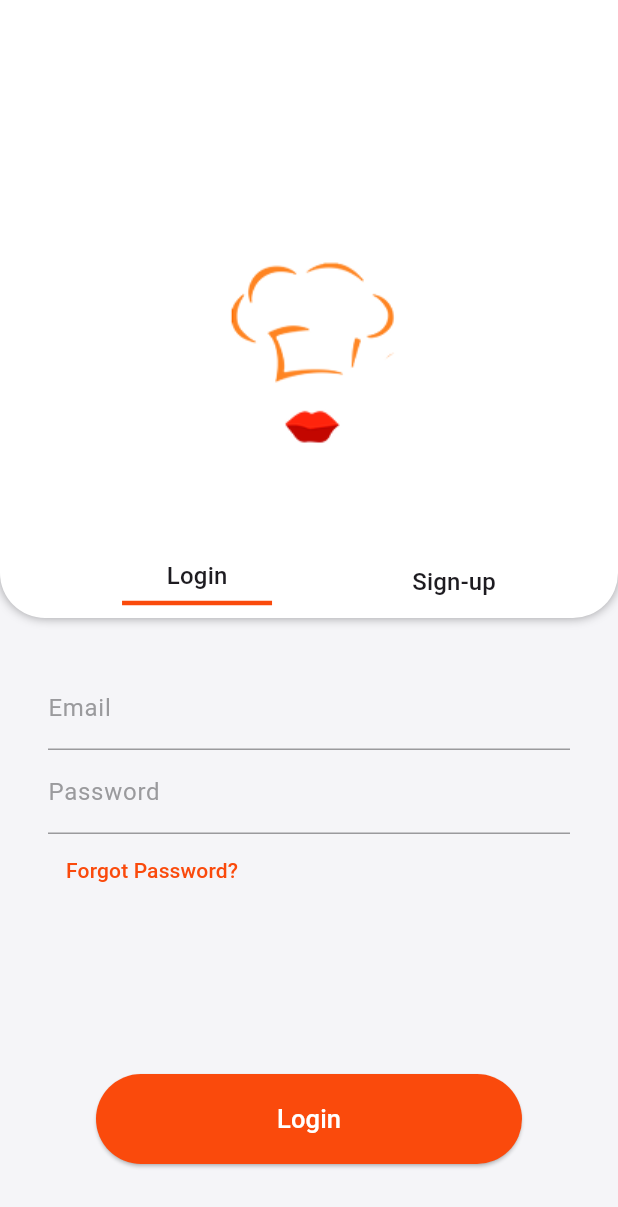
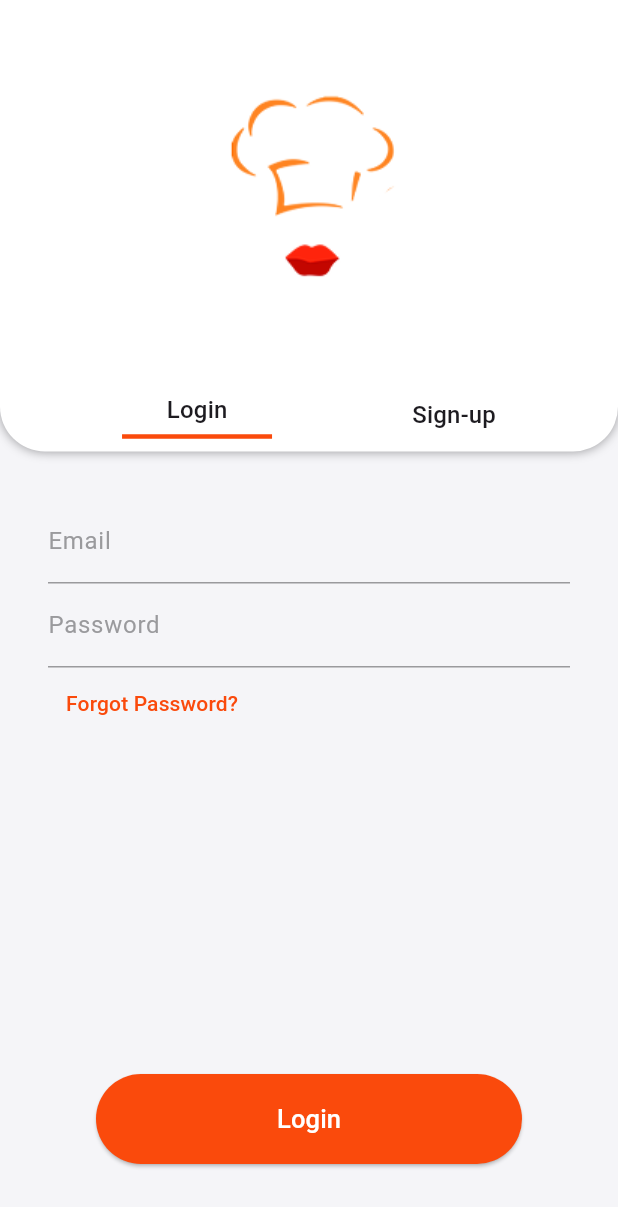
Before and after one commit to ozcanbayram/demo-apps, a Flutter app: the screen it shows after launch, after a tap on "Login View", on a phone screen of 412 x 824 dp. Shown: the top 1207 px of the screen. Run offline on Flutter 3.47's test engine with Material 3 defaults, Android fonts, the phone set to English and light mode, and no system bars.

Commit message:
A commit for nalizing

```diff
--- a/lib/view/login_view.dart
+++ b/lib/view/login_view.dart
@@ -2,7 +2,6 @@ import 'package:delivery_app/core/const/project_colors.dart';
 import 'package:delivery_app/core/enums/image_enum.dart';
 import 'package:delivery_app/product/custom/custom_large_button.dart';
 import 'package:delivery_app/product/custom/custom_padding.dart';
-import 'package:delivery_app/view/sign_up.dart';
 import 'package:flutter/material.dart';
 
 class LoginView extends StatefulWidget {
@@ -22,8 +21,8 @@ class _LoginViewState extends State<LoginView> {
       body: Column(
         children: [
           Container(
-            height: MediaQuery.of(context).size.height / 2,
-            width: double.infinity,
+            // height: MediaQuery.of(context).size.height / 2,
+            // width: double.infinity,
             decoration: const BoxDecoration(
               color: ProjectColors.white,
               borderRadius: BorderRadius.only(
@@ -73,7 +72,7 @@ class _LoginViewState extends State<LoginView> {
                           context,
                           MaterialPageRoute(
                             builder: (context) {
-                              return const SignupView();
+                              return const LoginView(); //! Sign-up sayfasına yönlendirme yapılır
                             },
                           ),
                         );
```
